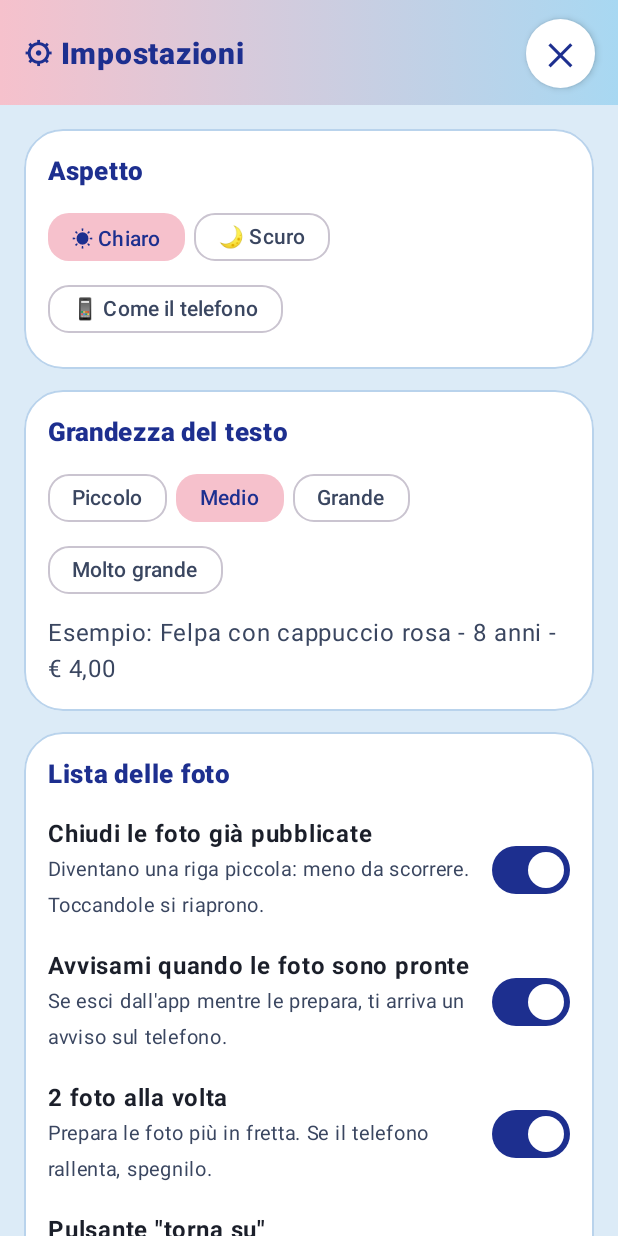
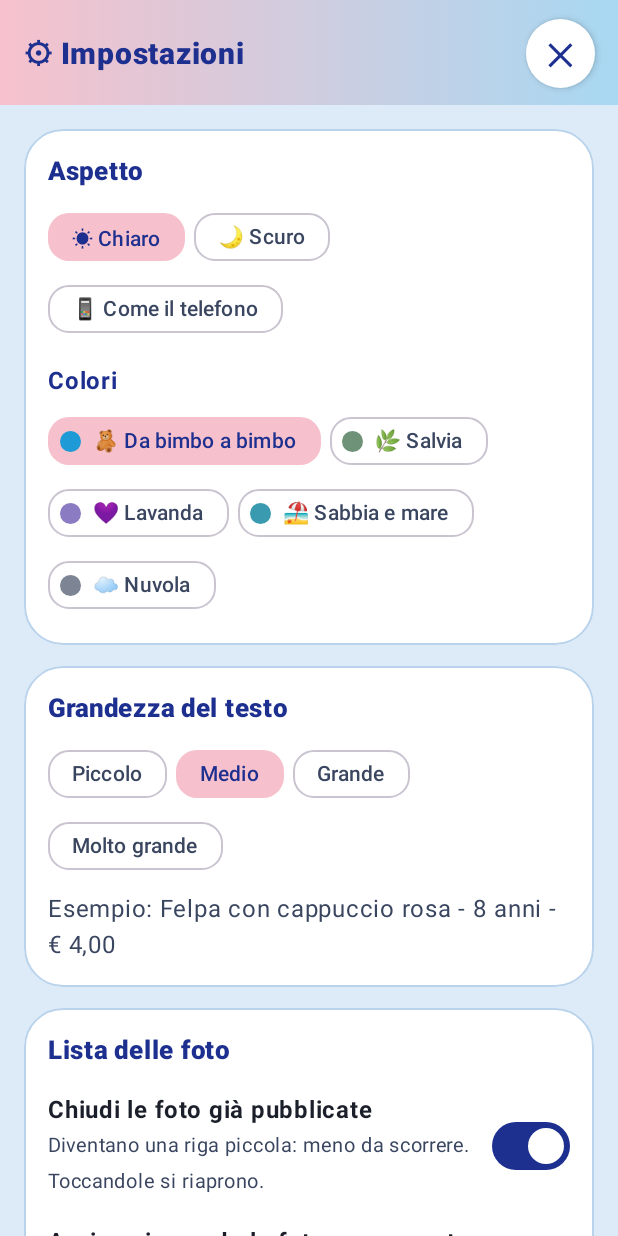
Before and after one commit to francescopaoli98/dabimbo-aggiornamenti, an Android app built with Jetpack Compose: the screen it shows after launch (MainActivity), after a tap on an icon or button, on a phone screen of 412 x 824 dp. Run offline under Robolectric (Android 15) with nearby library versions, the phone set to English and light mode, and no system bars.

Commit message:
Versione 4.1: temi di colore rilassanti (Salvia, Lavanda, Sabbia e mare, Nuvola)
Tavolozze chiare e scure in Tema.kt, scelta in Impostazioni → Aspetto → Colori.

Co-Authored-By: Claude Opus 5.5 <noreply@anthropic.com>
Claude-Session: https://claude.ai/code/session_01F6SpT9hLe3vxvj8HJNgWar

```diff
--- a/app-negozio/app/build.gradle.kts
+++ b/app-negozio/app/build.gradle.kts
@@ -12,8 +12,8 @@ android {
         applicationId = "it.francesco.fotonegozio"
         minSdk = 26
         targetSdk = 35
-        versionCode = 65
-        versionName = "4.0"
+        versionCode = 66
+        versionName = "4.1"
 
         // Solo processori a 64 bit (tutti i OnePlus recenti): APK molto più leggero
         ndk {
--- a/app-negozio/app/src/main/java/it/francesco/fotonegozio/FotoViewModel.kt
+++ b/app-negozio/app/src/main/java/it/francesco/fotonegozio/FotoViewModel.kt
@@ -140,6 +140,11 @@ class FotoViewModel(app: Application) : AndroidViewModel(app) {
     var tema by mutableStateOf(preferenze.getInt("tema", 0))
         private set
     fun cambiaTema(v: Int) { tema = v; TemaApp.modo = v; preferenze.edit().putInt("tema", v).apply() }
+
+    /** Colori: 0 Da bimbo a bimbo, 1 Salvia, 2 Lavanda, 3 Sabbia e mare, 4 Nuvola. */
+    var tavolozza by mutableStateOf(preferenze.getInt("tavolozza", 0))
+        private set
+    fun cambiaTavolozza(v: Int) { tavolozza = v; TemaApp.tavolozza = v; preferenze.edit().putInt("tavolozza", v).apply() }
 
     /** Elabora 2 foto alla volta (più veloce; spegnere se il telefono rallenta). */
     var dueAllaVolta by mutableStateOf(preferenze.getBoolean("due_alla_volta", true))
--- a/app-negozio/app/src/main/java/it/francesco/fotonegozio/MainActivity.kt
+++ b/app-negozio/app/src/main/java/it/francesco/fotonegozio/MainActivity.kt
@@ -105,6 +105,7 @@ class MainActivity : ComponentActivity() {
         if (savedInstanceState == null) viewModel.carica(fotoDaIntent(intent))
         // Chiaro / scuro: dalle impostazioni, o come il telefono
         TemaApp.modo = viewModel.tema
+        TemaApp.tavolozza = viewModel.tavolozza
         TemaApp.telefonoScuro = (resources.configuration.uiMode and Configuration.UI_MODE_NIGHT_MASK) == Configuration.UI_MODE_NIGHT_YES
         setContent {
             // Icone di sistema (ora, batteria) chiare sul tema scuro e scure su quello chiaro
@@ -651,6 +652,16 @@ private fun SchermataImpostazioni(vm: FotoViewModel, chiudi: () -> Unit) {
                     FlowRow(horizontalArrangement = Arrangement.spacedBy(6.dp)) {
                         listOf(0 to "☀ Chiaro", 1 to "🌙 Scuro", 2 to "📱 Come il telefono").forEach { (v, nome) ->
                             FilterChip(selected = vm.tema == v, onClick = { vm.cambiaTema(v) }, label = { Text(nome, maxLines = 1) })
+                        }
+                    }
+                    Text("Colori", fontWeight = FontWeight.Bold, color = BluNotte, modifier = Modifier.padding(top = 12.dp, bottom = 4.dp))
+                    FlowRow(horizontalArrangement = Arrangement.spacedBy(6.dp)) {
+                        NOMI_TAVOLOZZE.forEachIndexed { i, nome ->
+                            FilterChip(
+                                selected = vm.tavolozza == i, onClick = { vm.cambiaTavolozza(i) },
+                                label = { Text(nome, maxLines = 1) },
+                                leadingIcon = { Box(Modifier.size(14.dp).background(coloreDelTema(i), CircleShape)) },
+                            )
                         }
                     }
                 }
--- a/app-negozio/app/src/main/java/it/francesco/fotonegozio/Tema.kt
+++ b/app-negozio/app/src/main/java/it/francesco/fotonegozio/Tema.kt
@@ -24,28 +24,60 @@ object TemaApp {
     var modo by mutableIntStateOf(0)
     /** Il telefono è in modalità scura (si aggiorna quando cambia). */
     var telefonoScuro by mutableStateOf(false)
+    /** Colori: 0 Da bimbo a bimbo, 1 Salvia, 2 Lavanda, 3 Sabbia e mare, 4 Nuvola. */
+    var tavolozza by mutableIntStateOf(0)
     val scuro get() = modo == 1 || (modo == 2 && telefonoScuro)
 }
 
-private fun c(chiaro: Long, scuro: Long) = Color(if (TemaApp.scuro) scuro else chiaro)
+/** I colori di un tema (in ordine: vedi i nomi qui sotto). */
+private class Tavolozza(
+    val titoli: Long, val accento: Long, val tenue: Long, val secondario: Long,
+    val sfondo: Long, val sfondoLista: Long, val bordo: Long, val avviso: Long, val ok: Long,
+    val superficie: Long, val fondoTenue: Long, val fondoAvviso: Long, val testo: Long, val testoTenue: Long,
+)
 
-// Colori presi dal logo "Da bimbo a bimbo" (a destra la versione per la modalità scura)
-val BluNotte get() = c(0xFF1D2F8F, 0xFFA9C4FF)     // contorno del logo / titoli
-val Azzurro get() = c(0xFF1E9AD6, 0xFF1C86BE)      // metà bassa delle lettere / pulsanti
-val Cielo get() = c(0xFFA8D8F2, 0xFF2B4766)        // nuvole celesti
-val Rosa get() = c(0xFFF6C1CC, 0xFF5B3443)         // metà alta delle lettere
-val Sfondo get() = c(0xFFF4FAFE, 0xFF11161F)       // bianco-celeste delle nuvole
-val SfondoLista get() = c(0xFFDCEBF7, 0xFF0C1118)  // dietro le schede
-val BordoScheda get() = c(0xFFB9D3EC, 0xFF2C3B52)  // bordo delle schede
-val Arancione get() = c(0xFFE65100, 0xFFFF8A3D)    // avvisi
-val Verde get() = c(0xFF2E7D32, 0xFF3FA046)        // pubblicata
+/** Nome e simbolo dei temi, per le impostazioni. */
+val NOMI_TAVOLOZZE = listOf("🧸 Da bimbo a bimbo", "🌿 Salvia", "💜 Lavanda", "🏖 Sabbia e mare", "☁️ Nuvola")
 
-// Colori "di servizio"
-val Superficie get() = c(0xFFFFFFFF, 0xFF1A2231)   // schede, pannelli, pulsanti chiari
-val FondoTenue get() = c(0xFFEAF5FC, 0xFF223049)   // riquadri leggeri (testo, foto)
-val FondoAvviso get() = c(0xFFFFEFE3, 0xFF3A2618)  // dietro le scritte arancioni
-val Testo get() = c(0xFF1B1F2A, 0xFFE6EBF5)        // testo normale
-val TestoTenue get() = c(0xFF3A4660, 0xFFA3AEC4)   // spiegazioni, note
+// Per ogni tema: versione chiara e versione scura
+private val TAVOLOZZE: List<Pair<Tavolozza, Tavolozza>> = listOf(
+    // Da bimbo a bimbo: i colori del logo
+    Tavolozza(0xFF1D2F8F, 0xFF1E9AD6, 0xFFA8D8F2, 0xFFF6C1CC, 0xFFF4FAFE, 0xFFDCEBF7, 0xFFB9D3EC, 0xFFE65100, 0xFF2E7D32, 0xFFFFFFFF, 0xFFEAF5FC, 0xFFFFEFE3, 0xFF1B1F2A, 0xFF3A4660) to
+        Tavolozza(0xFFA9C4FF, 0xFF1C86BE, 0xFF2B4766, 0xFF5B3443, 0xFF11161F, 0xFF0C1118, 0xFF2C3B52, 0xFFFF8A3D, 0xFF3FA046, 0xFF1A2231, 0xFF223049, 0xFF3A2618, 0xFFE6EBF5, 0xFFA3AEC4),
+    // Salvia: verde salvia tenue e crema
+    Tavolozza(0xFF3E5C4A, 0xFF6E9277, 0xFFCFE0D2, 0xFFEDE3D1, 0xFFF7F5EF, 0xFFE8EDE4, 0xFFC9D6C6, 0xFFC1662B, 0xFF4E7D4F, 0xFFFDFCF8, 0xFFEEF2EA, 0xFFF8EADB, 0xFF26302A, 0xFF56635A) to
+        Tavolozza(0xFFA8C9AE, 0xFF5F8A69, 0xFF2D4033, 0xFF4A4333, 0xFF141915, 0xFF0F1310, 0xFF2B362E, 0xFFE89A5C, 0xFF6FAE72, 0xFF1B221D, 0xFF243028, 0xFF3A2A1C, 0xFFE3EAE4, 0xFFA2B0A6),
+    // Lavanda: lilla chiaro e grigio perla
+    Tavolozza(0xFF4B3F72, 0xFF8A7BC2, 0xFFDDD6F2, 0xFFF2E6EE, 0xFFF8F6FC, 0xFFECE8F5, 0xFFD3CCE8, 0xFFC25E3A, 0xFF4F8A5E, 0xFFFFFFFF, 0xFFF1EEF9, 0xFFFAEAE3, 0xFF2A2638, 0xFF5E5872) to
+        Tavolozza(0xFFC9BDF2, 0xFF7A6BB5, 0xFF3A3357, 0xFF4E3A48, 0xFF15131C, 0xFF100E16, 0xFF302B42, 0xFFF0946A, 0xFF6FB27E, 0xFF1E1B28, 0xFF2A2538, 0xFF3A2722, 0xFFE8E5F2, 0xFFABA5BF),
+    // Sabbia e mare: beige sabbia e azzurro acqua
+    Tavolozza(0xFF2F5D6E, 0xFF3A9BB0, 0xFFBFE3EA, 0xFFF1E2C6, 0xFFFBF7EF, 0xFFF0E8D8, 0xFFDCCFB4, 0xFFD0662E, 0xFF3F8550, 0xFFFFFDF8, 0xFFF5EFE2, 0xFFFBE9DA, 0xFF2B2A26, 0xFF6A6252) to
+        Tavolozza(0xFF9FD3DE, 0xFF2F8296, 0xFF24434B, 0xFF4D4330, 0xFF17150F, 0xFF110F0B, 0xFF3A3428, 0xFFF09A5E, 0xFF6BB27C, 0xFF221F18, 0xFF2E2A20, 0xFF3C2A1C, 0xFFECE6DA, 0xFFB3AA98),
+    // Nuvola: grigi caldi e bianco latte
+    Tavolozza(0xFF4A4A52, 0xFF7D8494, 0xFFDDE0E6, 0xFFEEE8E2, 0xFFFAF9F7, 0xFFEEECE9, 0xFFD9D6D1, 0xFFC0703A, 0xFF5A8A62, 0xFFFFFFFF, 0xFFF3F2EF, 0xFFF7ECE2, 0xFF2A2A2E, 0xFF6B6B72) to
+        Tavolozza(0xFFD0D3DA, 0xFF6E7585, 0xFF33363D, 0xFF46413C, 0xFF151517, 0xFF0F0F11, 0xFF2F3034, 0xFFE39A66, 0xFF79AE82, 0xFF1D1D21, 0xFF27272C, 0xFF352A22, 0xFFE8E8EC, 0xFFA9A9B1),
+)
+
+private val t: Tavolozza get() = TAVOLOZZE[TemaApp.tavolozza.coerceIn(0, TAVOLOZZE.lastIndex)].let { if (TemaApp.scuro) it.second else it.first }
+
+/** Il colore principale di un tema (per il pallino nelle impostazioni). */
+fun coloreDelTema(i: Int): Color = Color(TAVOLOZZE[i].first.accento)
+
+// I colori dell'app: cambiano col tema scelto e con chiaro/scuro
+val BluNotte get() = Color(t.titoli)        // titoli, scritte importanti
+val Azzurro get() = Color(t.accento)        // pulsanti principali
+val Cielo get() = Color(t.tenue)            // sfondi chiari dei pulsanti
+val Rosa get() = Color(t.secondario)        // pulsanti secondari, fascia delle schede
+val Sfondo get() = Color(t.sfondo)
+val SfondoLista get() = Color(t.sfondoLista)  // dietro le schede
+val BordoScheda get() = Color(t.bordo)
+val Arancione get() = Color(t.avviso)       // avvisi
+val Verde get() = Color(t.ok)               // pubblicata, pronta
+val Superficie get() = Color(t.superficie)  // schede, pannelli
+val FondoTenue get() = Color(t.fondoTenue)  // riquadri leggeri (testo, foto)
+val FondoAvviso get() = Color(t.fondoAvviso)  // dietro le scritte arancioni
+val Testo get() = Color(t.testo)
+val TestoTenue get() = Color(t.testoTenue)
 val NuvoleSfondo get() = if (TemaApp.scuro) Color.White.copy(alpha = 0.04f) else Color.White.copy(alpha = 0.55f)
 
 private val forme = Shapes(
```
Also changed, not shown: 2 other files.
